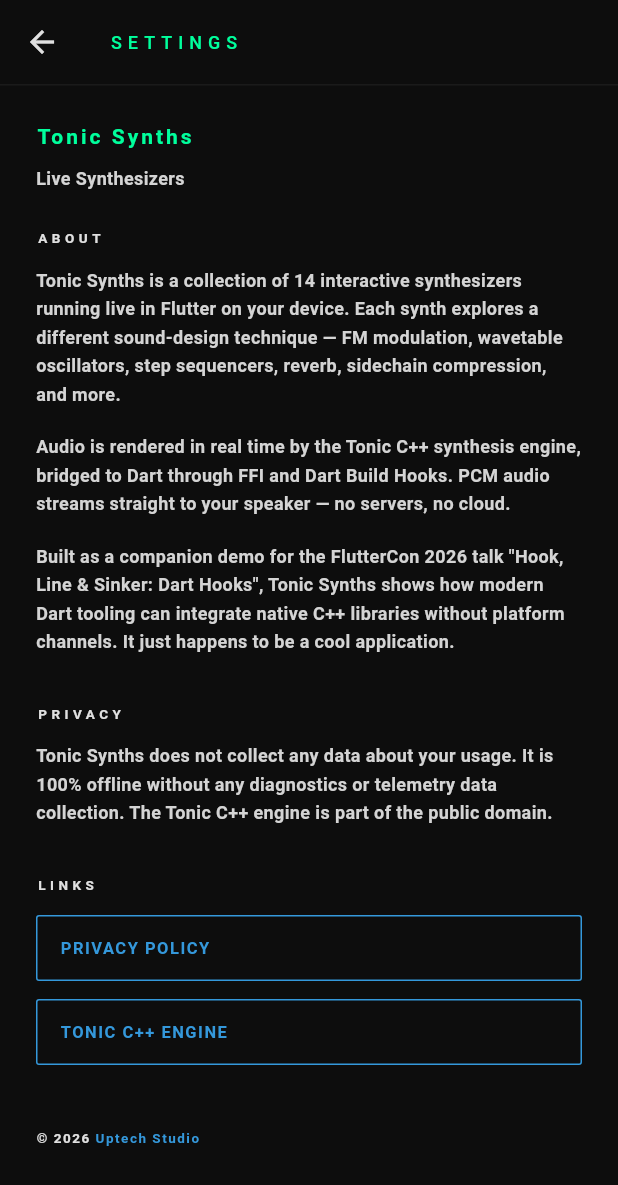
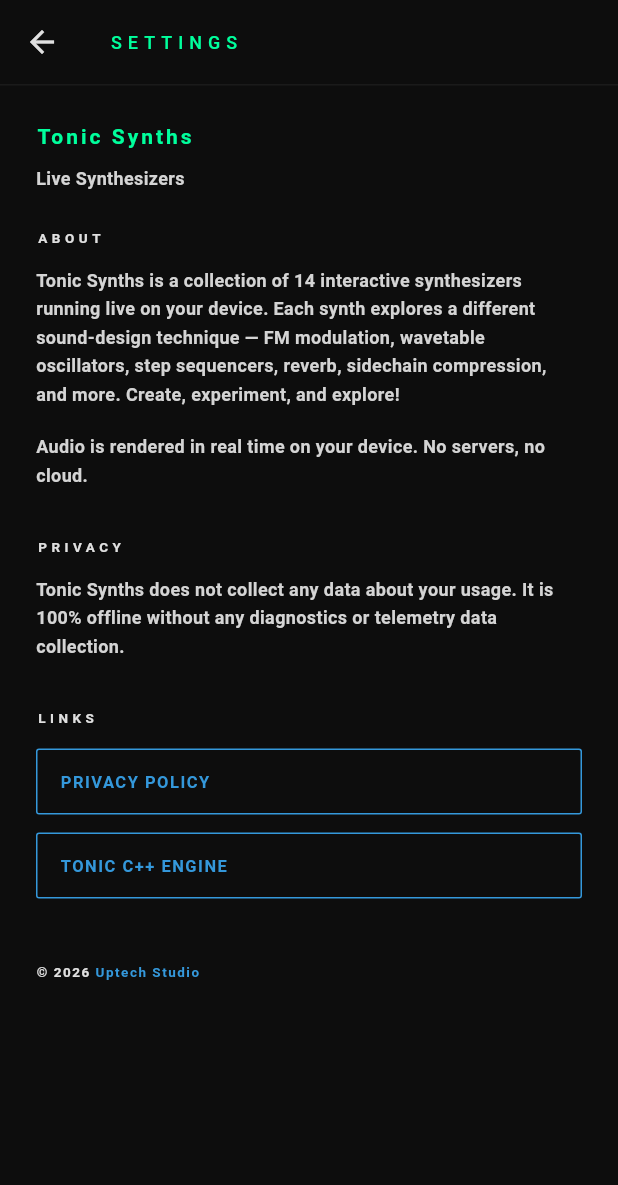
Before and after one commit to chillbrodev/tonic_synth_flutter, a Flutter app: the SettingsPage screen opened directly, on a phone screen of 412 x 824 dp. Shown: the top 1185 px of the screen. Run offline on Flutter 3.47's test engine with Material 3 defaults, Android fonts, the phone set to English and light mode, and no system bars; our stand-ins replace logger, share_plus; missing offline and left inert: dart:ffi, flutter_soloud; Roboto replaces fonts that are missing (RobotoMono).

Commit message:
Refine language in settings

```diff
--- a/lib/pages/settings_page.dart
+++ b/lib/pages/settings_page.dart
@@ -61,39 +61,23 @@
         child: Column(
           crossAxisAlignment: CrossAxisAlignment.start,
           children: [
-            const Text(
-              'Tonic Synths',
-              style: AppStyles.settingsTitle,
-            ),
+            const Text('Tonic Synths', style: AppStyles.settingsTitle),
             const SizedBox(height: 8),
-            const Text(
-              'Live Synthesizers',
-              style: AppStyles.settingsBody,
-            ),
+            const Text('Live Synthesizers', style: AppStyles.settingsBody),
             const SizedBox(height: 24),
             const Text('ABOUT', style: AppStyles.sectionLabel),
             const SizedBox(height: 12),
             const Text(
               'Tonic Synths is a collection of 14 interactive synthesizers '
-              'running live in Flutter on your device. Each synth explores a '
+              'running live on your device. Each synth explores a '
               'different sound-design technique — FM modulation, wavetable '
               'oscillators, step sequencers, reverb, sidechain compression, '
-              'and more.',
+              'and more. Create, experiment, and explore!',
               style: AppStyles.settingsBody,
             ),
             const SizedBox(height: 16),
             const Text(
-              'Audio is rendered in real time by the Tonic C++ synthesis '
-              'engine, bridged to Dart through FFI and Dart Build Hooks. PCM '
-              'audio streams straight to your speaker — no servers, no cloud.',
-              style: AppStyles.settingsBody,
-            ),
-            const SizedBox(height: 16),
-            const Text(
-              'Built as a companion demo for the FlutterCon 2026 talk '
-              '"Hook, Line & Sinker: Dart Hooks", Tonic Synths shows how '
-              'modern Dart tooling can integrate native C++ libraries without '
-              'platform channels. It just happens to be a cool application.',
+              'Audio is rendered in real time on your device. No servers, no cloud.',
               style: AppStyles.settingsBody,
             ),
             const SizedBox(height: 32),
@@ -102,7 +86,7 @@
             const Text(
               'Tonic Synths does not collect any data about your usage. '
               'It is 100% offline without any diagnostics or telemetry '
-              'data collection. The Tonic C++ engine is part of the public domain.',
+              'data collection.',
               style: AppStyles.settingsBody,
             ),
             const SizedBox(height: 32),
```
